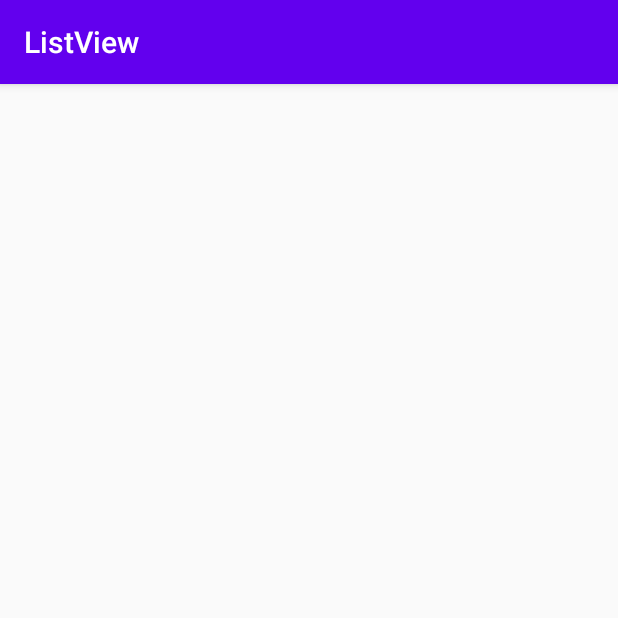
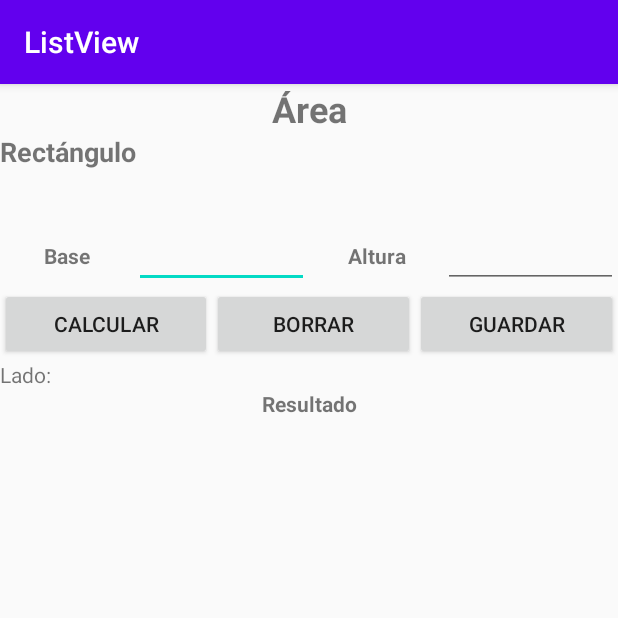
Before and after one commit to GermanVq/listview-android-studio, an Android app: the Rectangulo screen opened directly, with no data from a screen before it, on a phone screen of 412 x 824 dp, the top half of it. Run offline under Robolectric (Android 15) with nearby library versions, the phone set to English and light mode, and no system bars.

Commit message:
rectangle add

```diff
--- a/app/src/main/java/com/example/listview/Rectangulo.java
+++ b/app/src/main/java/com/example/listview/Rectangulo.java
@@ -3,12 +3,46 @@ package com.example.listview;
 import androidx.appcompat.app.AppCompatActivity;
 
 import android.os.Bundle;
+import android.view.View;
+import android.widget.EditText;
+import android.widget.TextView;
+import android.widget.Toast;
 
 public class Rectangulo extends AppCompatActivity {
-
+    private EditText base, altura;
+    private TextView total, dato, tipo_op;
     @Override
     protected void onCreate(Bundle savedInstanceState) {
         super.onCreate(savedInstanceState);
         setContentView(R.layout.activity_rectangulo);
+        base = findViewById(R.id.txtLado);
+        altura = findViewById(R.id.txtAltura);
+        total = findViewById(R.id.lblResultado);
+        dato = findViewById(R.id.lblDato);
+        tipo_op = findViewById(R.id.txtRectangulo);
+    }
+    public void calcular(View v){
+        int b, h, area;
+        b = Integer.parseInt(base.getText().toString());
+        h = Integer.parseInt(altura.getText().toString());
+        area = b * h;
+        total.setText(""+area);
+    }
+    public void limpiar(View v){
+        base.setText("");
+        altura.setText("");
+        total.setText("");
+        base.requestFocus();
+    }
+    public void guardar(View v){
+        String op, dt, res;
+        Operacion d;
+        op = tipo_op.getText().toString();
+        dt = dato.getText().toString();
+        res = total.getText().toString();
+        d = new Operacion(op, dt,res);
+        d.guardar();
+        Toast.makeText(this, getString(R.string.area_guardada), Toast.LENGTH_LONG).show();
+
     }
 }
--- a/app/src/main/res/layout/activity_cuadrado.xml
+++ b/app/src/main/res/layout/activity_cuadrado.xml
@@ -71,7 +71,7 @@
             android:text="@string/borrar" />
 
         <Button
-            android:id="@+id/button5"
+            android:id="@+id/btnGuardar"
             android:layout_width="wrap_content"
             android:layout_height="wrap_content"
             android:layout_weight="1"
--- a/app/src/main/res/layout/activity_rectangulo.xml
+++ b/app/src/main/res/layout/activity_rectangulo.xml
@@ -1,9 +1,122 @@
 <?xml version="1.0" encoding="utf-8"?>
-<androidx.constraintlayout.widget.ConstraintLayout xmlns:android="http://schemas.android.com/apk/res/android"
+<LinearLayout xmlns:android="http://schemas.android.com/apk/res/android"
     xmlns:app="http://schemas.android.com/apk/res-auto"
     xmlns:tools="http://schemas.android.com/tools"
     android:layout_width="match_parent"
     android:layout_height="match_parent"
+    android:orientation="vertical"
     tools:context=".Rectangulo">
 
-</androidx.constraintlayout.widget.ConstraintLayout>
+    <TextView
+        android:id="@+id/lblTitulo"
+        android:layout_width="match_parent"
+        android:layout_height="wrap_content"
+        android:gravity="center"
+        android:text="@string/area"
+        android:textSize="24sp"
+        android:textStyle="bold" />
+
+    <TextView
+        android:id="@+id/txtRectangulo"
+        android:layout_width="match_parent"
+        android:layout_height="58dp"
+        android:text="@string/rectangulo"
+        android:textSize="18sp"
+        android:textStyle="bold" />
+
+    <LinearLayout
+        android:layout_width="match_parent"
+        android:layout_height="wrap_content"
+        android:orientation="horizontal">
+
+        <TextView
+            android:id="@+id/textView11"
+            android:layout_width="34dp"
+            android:layout_height="wrap_content"
+            android:layout_weight="1"
+            android:gravity="center"
+            android:text="@string/base"
+            android:textStyle="bold" />
+
+        <EditText
+            android:id="@+id/txtLado"
+            android:layout_width="61dp"
+            android:layout_height="wrap_content"
+            android:layout_weight="1"
+            android:ems="10"
+            android:gravity="center"
+            android:inputType="number" />
+
+        <TextView
+            android:id="@+id/textView9"
+            android:layout_width="34dp"
+            android:layout_height="wrap_content"
+            android:layout_weight="1"
+            android:gravity="center"
+            android:text="@string/altura"
+            android:textStyle="bold" />
+
+        <EditText
+            android:id="@+id/txtAltura"
+            android:layout_width="61dp"
+            android:layout_height="wrap_content"
+            android:layout_weight="1"
+            android:ems="10"
+            android:gravity="center"
+            android:inputType="number" />
+    </LinearLayout>
+
+    <LinearLayout
+        android:layout_width="match_parent"
+        android:layout_height="wrap_content"
+        android:orientation="horizontal">
+
+        <Button
+            android:id="@+id/btnCalcular"
+            android:layout_width="wrap_content"
+            android:layout_height="wrap_content"
+            android:layout_weight="1"
+            android:onClick="calcular"
+            android:text="@string/calcular" />
+
+        <Button
+            android:id="@+id/btnBorrar"
+            android:layout_width="wrap_content"
+            android:layout_height="wrap_content"
+            android:layout_weight="1"
+
+            android:onClick="limpiar"
+            android:text="@string/borrar" />
+
+        <Button
+            android:id="@+id/btnGuardar"
+            android:layout_width="wrap_content"
+            android:layout_height="wrap_content"
+            android:layout_weight="1"
+            android:onClick="guardar"
+            android:text="@string/guardar" />
+    </LinearLayout>
+
+    <TextView
+        android:id="@+id/lblDato"
+        android:layout_width="match_parent"
+        android:layout_height="wrap_content"
+        android:text="@string/lado" />
+
+    <TextView
+        android:id="@+id/textView12"
+        android:layout_width="match_parent"
+        android:layout_height="wrap_content"
+        android:gravity="center"
+        android:text="@string/resultado"
+        android:textStyle="bold" />
+
+    <TextView
+        android:id="@+id/lblResultado"
+        android:layout_width="match_parent"
+        android:layout_height="64dp"
+        android:gravity="center"
+        android:textSize="24sp"
+        android:textStyle="bold" />
+
+</LinearLayout>
--- a/app/src/main/res/values/strings.xml
+++ b/app/src/main/res/values/strings.xml
@@ -4,7 +4,7 @@
     <string name="area">Área</string>
     <string name="volumen">Volumen</string>
     <string name="cuadrado">Cuadrado</string>
-    <string name="rectangulo">Rectangulo</string>
+    <string name="rectangulo">Rectángulo</string>
     <string name="triangulo">Triángulo</string>
     <string name="circulo">Circulo</string>
     <string name="valor">Valor del lado</string>
```
